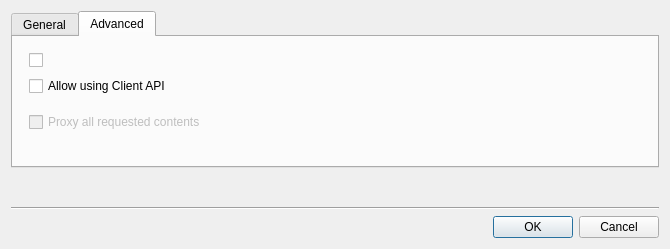
First picture: the form in vms/client/nx_vms_client_desktop/src/ui/dialogs/webpage_dialog.ui, repository networkoptix/nx_open, before the edit.
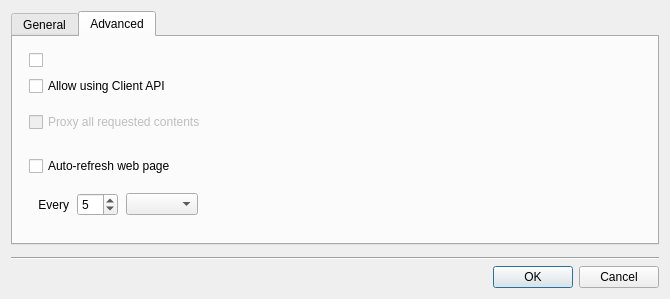
Second picture: the form after the edit. The open tabs and pages were chosen to show the change. Custom widgets are drawn as their Qt base class.

Commit message: VMS-41658: Add auto-refresh option to web pages on scene

```diff
--- a/vms/client/nx_vms_client_desktop/src/ui/dialogs/webpage_dialog.ui
+++ b/vms/client/nx_vms_client_desktop/src/ui/dialogs/webpage_dialog.ui
@@ -7,7 +7,7 @@
     <x>0</x>
     <y>0</y>
     <width>670</width>
-    <height>249</height>
+    <height>284</height>
    </rect>
   </property>
   <property name="sizePolicy">
@@ -225,6 +225,74 @@
            </property>
           </widget>
          </item>
+         <item>
+          <widget class="QCheckBox" name="refreshCheckBox">
+           <property name="text">
+            <string>Auto-refresh web page</string>
+           </property>
+          </widget>
+         </item>
+         <item>
+          <widget class="QWidget" name="refreshParametersWidget" native="true">
+           <property name="visible">
+            <bool>false</bool>
+           </property>
+           <layout class="QHBoxLayout" name="refreshParametersLayout">
+            <property name="spacing">
+             <number>8</number>
+            </property>
+            <item>
+             <widget class="QLabel" name="label">
+              <property name="text">
+               <string>Every</string>
+              </property>
+              <property name="alignment">
+               <set>Qt::AlignRight|Qt::AlignTrailing|Qt::AlignVCenter</set>
+              </property>
+              <property name="buddy">
+               <cstring>spinBoxRefreshPeriod</cstring>
+              </property>
+             </widget>
+            </item>
+            <item>
+             <widget class="QSpinBox" name="spinBoxRefreshPeriod">
+              <property name="minimum">
+               <number>1</number>
+              </property>
+              <property name="maximum">
+               <number>59</number>
+              </property>
+              <property name="value">
+               <number>5</number>
+              </property>
+             </widget>
+            </item>
+            <item>
+             <widget class="QComboBox" name="comboBoxRefreshPeriodUnit">
+              <property name="sizePolicy">
+               <sizepolicy hsizetype="Minimum" vsizetype="Fixed">
+                <horstretch>0</horstretch>
+                <verstretch>0</verstretch>
+               </sizepolicy>
+              </property>
+             </widget>
+            </item>
+            <item>
+             <spacer name="horizontalSpacer_2">
+              <property name="orientation">
+               <enum>Qt::Horizontal</enum>
+              </property>
+              <property name="sizeHint" stdset="0">
+               <size>
+                <width>0</width>
+                <height>0</height>
+               </size>
+              </property>
+             </spacer>
+            </item>
+           </layout>
+          </widget>
+         </item>
          <item>
           <spacer name="advancedVerticalSpacer">
            <property name="orientation">
```
The commit also changes 8 other files.
